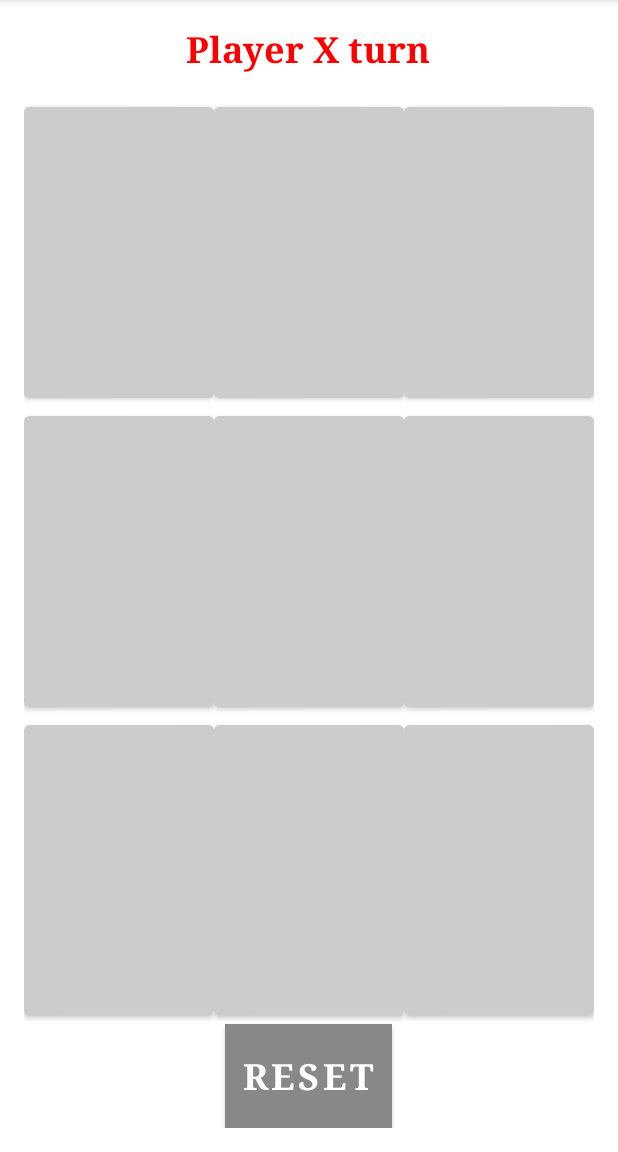
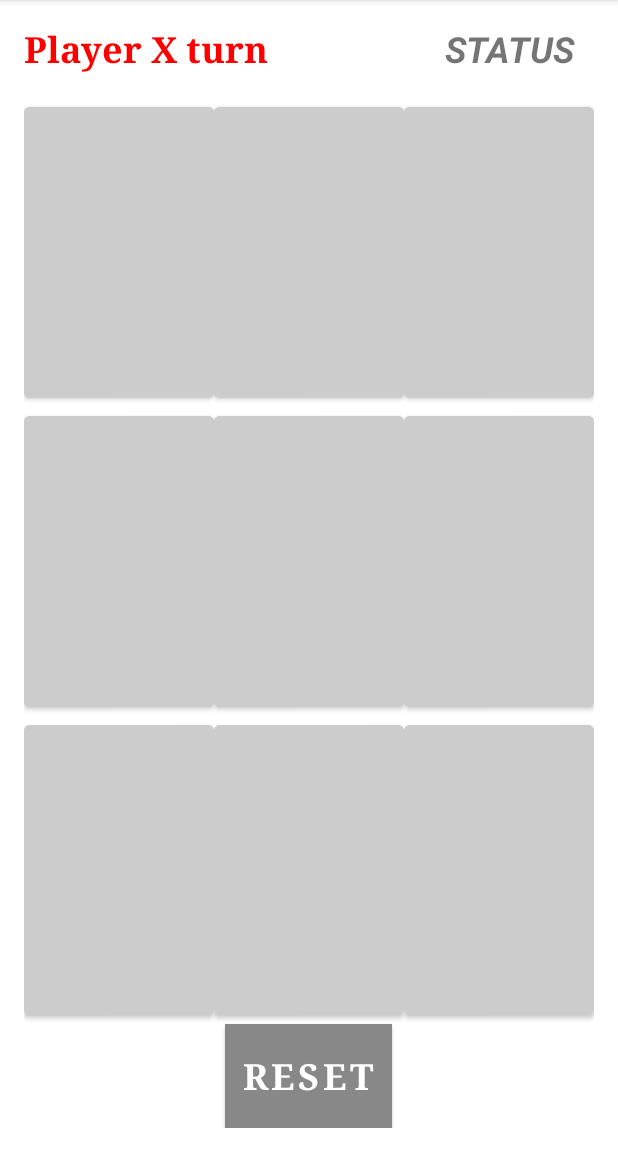
Before and after one commit to prateekb1912/tic-tac-toe, an Android app: the screen it shows after launch (MainActivity), on a phone screen of 412 x 824 dp, the part 84-1236 px from its top. Run offline under Robolectric (Android 15) with nearby library versions, the phone set to English and light mode, and no system bars.

Commit message:
Finish app

```diff
--- a/app/src/main/AndroidManifest.xml
+++ b/app/src/main/AndroidManifest.xml
@@ -1,6 +1,8 @@
 <?xml version="1.0" encoding="utf-8"?>
 <manifest xmlns:android="http://schemas.android.com/apk/res/android"
     package="com.criclytica.tictactoe">
+
+    <uses-permission android:name="android.permission.ACCESS_NETWORK_STATE"/>
 
     <application
         android:allowBackup="true"
--- a/app/src/main/java/com/criclytica/tictactoe/MainActivity.kt
+++ b/app/src/main/java/com/criclytica/tictactoe/MainActivity.kt
@@ -1,11 +1,14 @@
 package com.criclytica.tictactoe
 
 import android.annotation.SuppressLint
+import android.net.*
+import android.os.Build
 import androidx.appcompat.app.AppCompatActivity
 import android.os.Bundle
 import android.util.Log
 import android.view.View
 import android.widget.Button
+import androidx.annotation.RequiresApi
 import androidx.core.content.ContextCompat
 import kotlinx.android.synthetic.main.activity_main.*
 
@@ -27,6 +30,7 @@ class MainActivity : AppCompatActivity(), View.OnClickListener {
     var boardStatus = Array(3){IntArray(3)}
 
 
+    @RequiresApi(Build.VERSION_CODES.N)
     override fun onCreate(savedInstanceState: Bundle?) {
         super.onCreate(savedInstanceState)
         setContentView(R.layout.activity_main)
--- a/app/src/main/res/layout/activity_main.xml
+++ b/app/src/main/res/layout/activity_main.xml
@@ -8,11 +8,15 @@
     android:layout_margin="16dp"
     tools:context="com.criclytica.tictactoe.MainActivity">
 
+    <LinearLayout
+        android:layout_width="match_parent"
+        android:layout_height="wrap_content">
         <TextView
             android:id="@+id/tvHead"
             android:layout_width="wrap_content"
             android:layout_height="wrap_content"
             android:text="Player X turn"
+            android:layout_weight="4"
             android:layout_gravity="center_horizontal"
             android:textColor="@color/green"
             android:textSize="24sp"
@@ -20,6 +24,20 @@
             android:textStyle="bold"
             android:layout_marginBottom="16dp"
             />
+
+        <TextView
+            android:id="@+id/tvNetwork"
+            android:layout_width="wrap_content"
+            android:layout_height="wrap_content"
+            android:layout_weight="1"
+            android:text="STATUS"
+            android:gravity="center"
+            android:layout_gravity="center_horizontal"
+            android:textSize="24sp"
+            android:textStyle="bold|italic"
+            />
+
+    </LinearLayout>
     <LinearLayout
         android:layout_width="match_parent"
         android:layout_height="match_parent"
```
Lines whose indentation alone changed are shown as unchanged.
